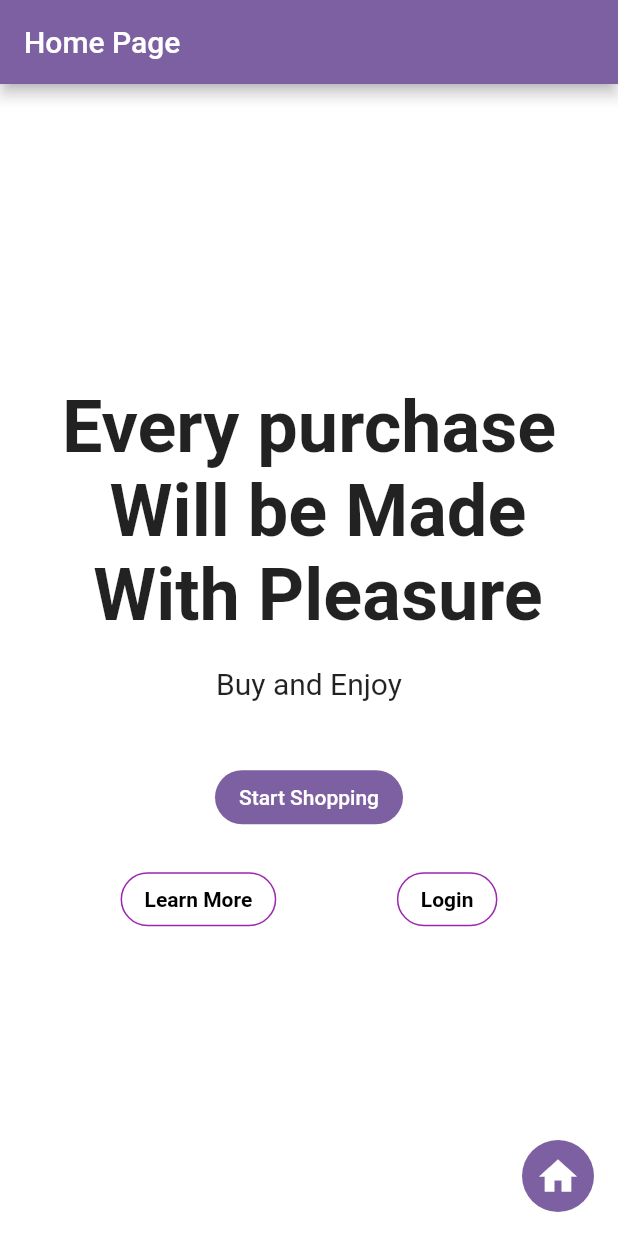
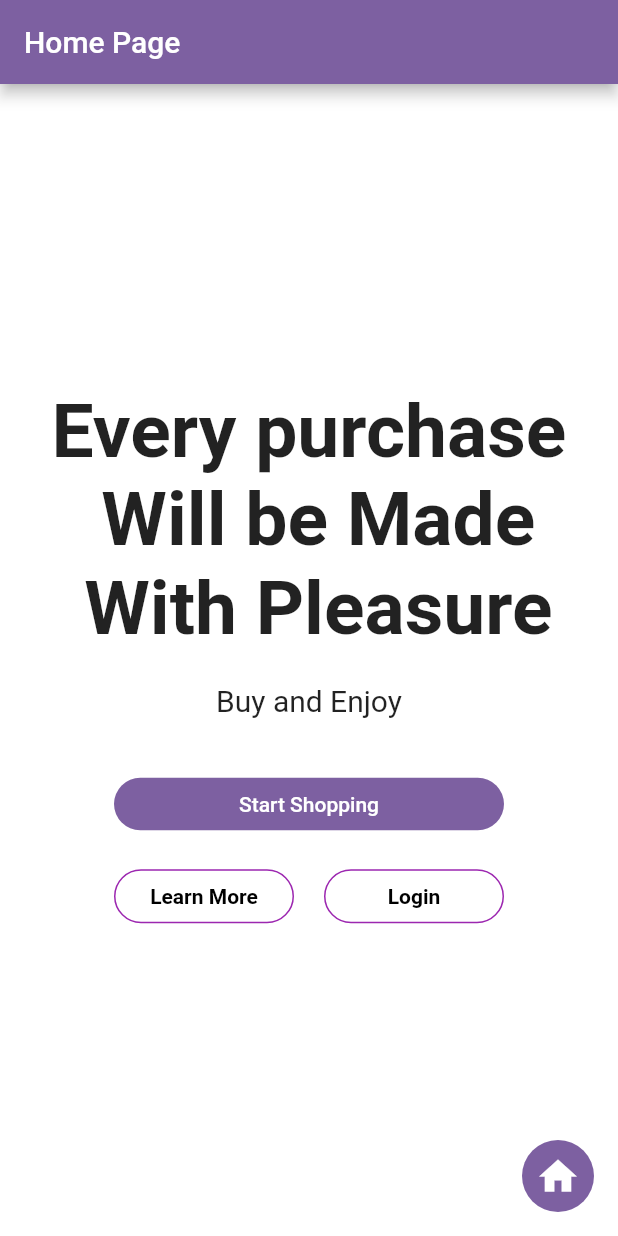
Before and after one commit to LucasKiller/FlutterTasks, a Flutter app: the screen it shows after launch, on a phone screen of 412 x 824 dp. Run offline on Flutter 3.47's test engine with Material 2 defaults, Android fonts, the phone set to English and light mode, and no system bars.

Commit message:
fixing width and height buttons

```diff
--- a/lib/pages/home_page.dart
+++ b/lib/pages/home_page.dart
@@ -33,7 +33,7 @@ class HomePage extends StatelessWidget {
           const Text(
             'Every purchase\n Will be Made\n With Pleasure',
             textAlign: TextAlign.center,
-            style: TextStyle(fontSize: 48, fontWeight: FontWeight.bold),
+            style: TextStyle(fontSize: 50, fontWeight: FontWeight.bold),
           ),
           const SizedBox(height: 20),
           const Text('Buy and Enjoy',
@@ -43,7 +43,10 @@ class HomePage extends StatelessWidget {
             mainAxisAlignment: MainAxisAlignment.center,
             children: [
               const SizedBox(height: 20),
-              ElevatedButton(
+              SizedBox(
+                width: 260,
+                height: 35,
+                child: ElevatedButton(
                   onPressed: () {},
                   style: ElevatedButton.styleFrom(
                       primary: const Color.fromRGBO(125, 96, 161, 1),
@@ -52,9 +55,12 @@ class HomePage extends StatelessWidget {
                           borderRadius: BorderRadius.circular(30))),
                   child: const Text('Start Shopping'),
                 ),
+              ),
               const SizedBox(height: 20),
-              Row(mainAxisAlignment: MainAxisAlignment.spaceEvenly, children: [
-                OutlinedButton(
+              Row(mainAxisAlignment: MainAxisAlignment.center, children: [
+                SizedBox(
+                  width: 120,
+                  child: OutlinedButton(
                     onPressed: () {},
                     style: OutlinedButton.styleFrom(
                       side: const BorderSide(color: Colors.purple, width: 1),
@@ -68,7 +74,11 @@ class HomePage extends StatelessWidget {
                           color: Colors.black, fontWeight: FontWeight.bold),
                     ),
                   ),
-                OutlinedButton(
+                ),
+                const SizedBox(width: 20),
+                SizedBox(
+                  width: 120,
+                  child: OutlinedButton(
                     onPressed: () {},
                     style: OutlinedButton.styleFrom(
                       side: const BorderSide(color: Colors.purple, width: 1),
@@ -82,6 +92,7 @@ class HomePage extends StatelessWidget {
                           color: Colors.black, fontWeight: FontWeight.bold),
                     ),
                   ),
+                ),
               ])
             ],
           ),
```
Lines whose indentation alone changed are shown as unchanged.
